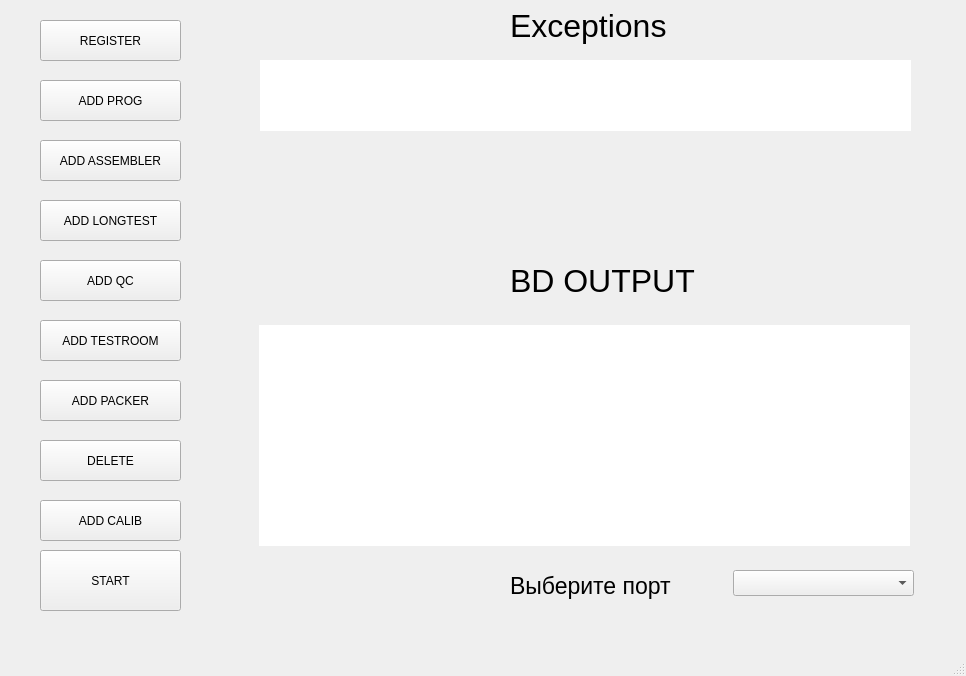
Qt form main_gui.ui (LostYouthgit/DBClient) before a commit.
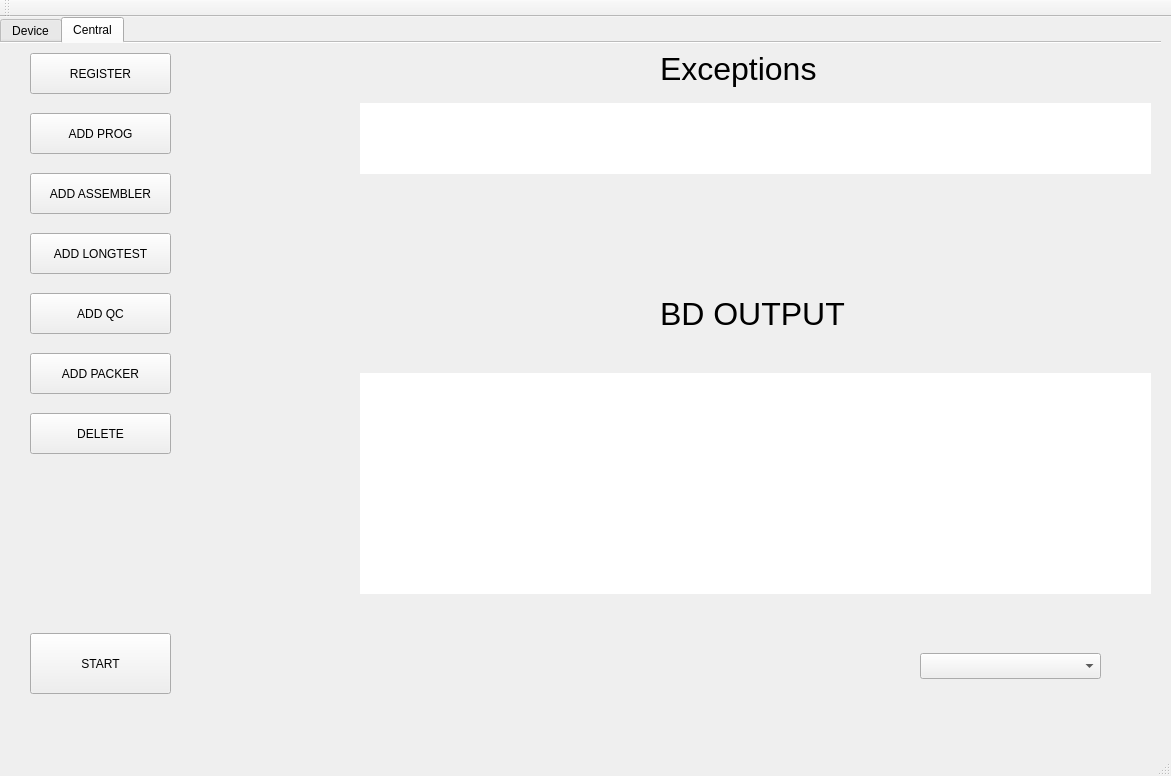
The same form after that commit. The open tabs and pages were chosen to show the change.

Patch:
```diff
--- a/main_gui.ui
+++ b/main_gui.ui
@@ -6,8 +6,8 @@
    <rect>
     <x>0</x>
     <y>0</y>
-    <width>966</width>
-    <height>676</height>
+    <width>1171</width>
+    <height>776</height>
    </rect>
   </property>
   <property name="acceptDrops">
@@ -17,11 +17,48 @@
    <string>DBclient</string>
   </property>
   <widget class="QWidget" name="centralwidget">
+   <widget class="QTabWidget" name="tabWidget">
+    <property name="geometry">
+     <rect>
+      <x>0</x>
+      <y>0</y>
+      <width>1161</width>
+      <height>711</height>
+     </rect>
+    </property>
+    <property name="acceptDrops">
+     <bool>false</bool>
+    </property>
+    <property name="autoFillBackground">
+     <bool>false</bool>
+    </property>
+    <property name="tabShape">
+     <enum>QTabWidget::Rounded</enum>
+    </property>
+    <property name="currentIndex">
+     <number>0</number>
+    </property>
+    <property name="elideMode">
+     <enum>Qt::ElideNone</enum>
+    </property>
+    <property name="usesScrollButtons">
+     <bool>true</bool>
+    </property>
+    <property name="documentMode">
+     <bool>true</bool>
+    </property>
+    <property name="tabsClosable">
+     <bool>false</bool>
+    </property>
+    <widget class="QWidget" name="tab">
+     <attribute name="title">
+      <string>Device</string>
+     </attribute>
    <widget class="QPushButton" name="REGISTER">
     <property name="geometry">
      <rect>
-      <x>40</x>
-      <y>20</y>
+        <x>30</x>
+        <y>10</y>
       <width>141</width>
       <height>41</height>
      </rect>
@@ -36,8 +73,8 @@
    <widget class="QPushButton" name="ADD_PROG">
     <property name="geometry">
      <rect>
-      <x>40</x>
-      <y>80</y>
+        <x>30</x>
+        <y>70</y>
       <width>141</width>
       <height>41</height>
      </rect>
@@ -55,8 +92,8 @@
     </property>
     <property name="geometry">
      <rect>
-      <x>40</x>
-      <y>140</y>
+        <x>30</x>
+        <y>130</y>
       <width>141</width>
       <height>41</height>
      </rect>
@@ -68,58 +105,11 @@
      <bool>true</bool>
     </property>
    </widget>
-   <widget class="QPushButton" name="START">
-    <property name="geometry">
-     <rect>
-      <x>40</x>
-      <y>550</y>
-      <width>141</width>
-      <height>61</height>
-     </rect>
-    </property>
-    <property name="text">
-     <string>START</string>
-    </property>
-   </widget>
-   <widget class="QPushButton" name="DELETE">
-    <property name="geometry">
-     <rect>
-      <x>40</x>
-      <y>440</y>
-      <width>141</width>
-      <height>41</height>
-     </rect>
-    </property>
-    <property name="text">
-     <string>DELETE</string>
-    </property>
-    <property name="checkable">
-     <bool>true</bool>
-    </property>
-   </widget>
-   <widget class="QLabel" name="label_2">
-    <property name="geometry">
-     <rect>
-      <x>510</x>
-      <y>250</y>
-      <width>211</width>
-      <height>61</height>
-     </rect>
-    </property>
-    <property name="font">
-     <font>
-      <pointsize>24</pointsize>
-     </font>
-    </property>
-    <property name="text">
-     <string>BD OUTPUT</string>
-    </property>
-   </widget>
    <widget class="QPushButton" name="ADD_LONGTEST">
     <property name="geometry">
      <rect>
-      <x>40</x>
-      <y>200</y>
+        <x>30</x>
+        <y>190</y>
       <width>141</width>
       <height>41</height>
      </rect>
@@ -134,8 +124,8 @@
    <widget class="QPushButton" name="ADD_QC">
     <property name="geometry">
      <rect>
-      <x>40</x>
-      <y>260</y>
+        <x>30</x>
+        <y>250</y>
       <width>141</width>
       <height>41</height>
      </rect>
@@ -147,27 +137,11 @@
      <bool>true</bool>
     </property>
    </widget>
-   <widget class="QPushButton" name="ADD_PACKER">
-    <property name="geometry">
-     <rect>
-      <x>40</x>
-      <y>380</y>
-      <width>141</width>
-      <height>41</height>
-     </rect>
-    </property>
-    <property name="text">
-     <string>ADD PACKER</string>
-    </property>
-    <property name="checkable">
-     <bool>true</bool>
-    </property>
-   </widget>
    <widget class="QPushButton" name="ADD_TESTROOM">
     <property name="geometry">
      <rect>
-      <x>40</x>
-      <y>320</y>
+        <x>30</x>
+        <y>310</y>
       <width>141</width>
       <height>41</height>
      </rect>
@@ -179,12 +153,91 @@
      <bool>true</bool>
     </property>
    </widget>
+     <widget class="QPushButton" name="ADD_PACKER">
+      <property name="geometry">
+       <rect>
+        <x>30</x>
+        <y>370</y>
+        <width>141</width>
+        <height>41</height>
+       </rect>
+      </property>
+      <property name="text">
+       <string>ADD PACKER</string>
+      </property>
+      <property name="checkable">
+       <bool>true</bool>
+      </property>
+     </widget>
+     <widget class="QPushButton" name="DELETE">
+      <property name="geometry">
+       <rect>
+        <x>30</x>
+        <y>490</y>
+        <width>141</width>
+        <height>41</height>
+       </rect>
+      </property>
+      <property name="text">
+       <string>DELETE</string>
+      </property>
+      <property name="checkable">
+       <bool>true</bool>
+      </property>
+     </widget>
+     <widget class="QPushButton" name="ADD_CALIB">
+      <property name="geometry">
+       <rect>
+        <x>30</x>
+        <y>430</y>
+        <width>141</width>
+        <height>41</height>
+       </rect>
+      </property>
+      <property name="text">
+       <string>ADD CALIB</string>
+      </property>
+      <property name="checkable">
+       <bool>true</bool>
+      </property>
+     </widget>
+     <widget class="QPushButton" name="START">
+      <property name="geometry">
+       <rect>
+        <x>30</x>
+        <y>590</y>
+        <width>141</width>
+        <height>61</height>
+       </rect>
+      </property>
+      <property name="text">
+       <string>START</string>
+      </property>
+     </widget>
+     <widget class="QLabel" name="label">
+      <property name="geometry">
+       <rect>
+        <x>660</x>
+        <y>0</y>
+        <width>171</width>
+        <height>51</height>
+       </rect>
+      </property>
+      <property name="font">
+       <font>
+        <pointsize>24</pointsize>
+       </font>
+      </property>
+      <property name="text">
+       <string>Exceptions</string>
+      </property>
+     </widget>
    <widget class="QLabel" name="exc_label">
     <property name="geometry">
      <rect>
-      <x>260</x>
+        <x>360</x>
       <y>60</y>
-      <width>651</width>
+        <width>791</width>
       <height>71</height>
      </rect>
     </property>
@@ -198,6 +251,24 @@
      <string/>
     </property>
    </widget>
+     <widget class="QLabel" name="label_2">
+      <property name="geometry">
+       <rect>
+        <x>660</x>
+        <y>240</y>
+        <width>211</width>
+        <height>61</height>
+       </rect>
+      </property>
+      <property name="font">
+       <font>
+        <pointsize>24</pointsize>
+       </font>
+      </property>
+      <property name="text">
+       <string>BD OUTPUT</string>
+      </property>
+     </widget>
    <widget class="QLabel" name="output_label">
     <property name="geometry">
      <rect>
@@ -214,29 +285,11 @@
      <string/>
     </property>
    </widget>
-   <widget class="QLabel" name="label">
-    <property name="geometry">
-     <rect>
-      <x>510</x>
-      <y>0</y>
-      <width>171</width>
-      <height>51</height>
-     </rect>
-    </property>
-    <property name="font">
-     <font>
-      <pointsize>24</pointsize>
-     </font>
-    </property>
-    <property name="text">
-     <string>Exceptions</string>
-    </property>
-   </widget>
    <widget class="QComboBox" name="comboBox">
     <property name="geometry">
      <rect>
-      <x>733</x>
-      <y>570</y>
+        <x>920</x>
+        <y>610</y>
       <width>181</width>
       <height>26</height>
      </rect>
@@ -248,39 +301,227 @@
      <bool>false</bool>
     </property>
    </widget>
-   <widget class="QLabel" name="port_choose_label">
+    </widget>
+    <widget class="QWidget" name="tab_2">
+     <attribute name="title">
+      <string>Central</string>
+     </attribute>
+     <widget class="QPushButton" name="REGISTER_HUB">
     <property name="geometry">
      <rect>
-      <x>510</x>
-      <y>560</y>
-      <width>201</width>
+        <x>30</x>
+        <y>10</y>
+        <width>141</width>
+        <height>41</height>
+       </rect>
+      </property>
+      <property name="text">
+       <string>REGISTER</string>
+      </property>
+      <property name="checkable">
+       <bool>true</bool>
+      </property>
+     </widget>
+     <widget class="QPushButton" name="ADD_PROG_HUB">
+      <property name="geometry">
+       <rect>
+        <x>30</x>
+        <y>70</y>
+        <width>141</width>
+        <height>41</height>
+       </rect>
+      </property>
+      <property name="text">
+       <string>ADD PROG</string>
+      </property>
+      <property name="checkable">
+       <bool>true</bool>
+      </property>
+     </widget>
+     <widget class="QPushButton" name="ADD_ASSEMBLER_HUB">
+      <property name="enabled">
+       <bool>true</bool>
+      </property>
+      <property name="geometry">
+       <rect>
+        <x>30</x>
+        <y>130</y>
+        <width>141</width>
+        <height>41</height>
+       </rect>
+      </property>
+      <property name="text">
+       <string>ADD ASSEMBLER</string>
+      </property>
+      <property name="checkable">
+       <bool>true</bool>
+      </property>
+     </widget>
+     <widget class="QPushButton" name="ADD_LONGTEST_HUB">
+      <property name="geometry">
+       <rect>
+        <x>30</x>
+        <y>190</y>
+        <width>141</width>
+        <height>41</height>
+       </rect>
+      </property>
+      <property name="text">
+       <string>ADD LONGTEST</string>
+      </property>
+      <property name="checkable">
+       <bool>true</bool>
+      </property>
+     </widget>
+     <widget class="QPushButton" name="ADD_QC_HUB">
+      <property name="geometry">
+       <rect>
+        <x>30</x>
+        <y>250</y>
+        <width>141</width>
+        <height>41</height>
+       </rect>
+      </property>
+      <property name="text">
+       <string>ADD QC</string>
+      </property>
+      <property name="checkable">
+       <bool>true</bool>
+      </property>
+     </widget>
+     <widget class="QPushButton" name="ADD_PACKER_HUB">
+      <property name="geometry">
+       <rect>
+        <x>30</x>
+        <y>310</y>
+        <width>141</width>
+        <height>41</height>
+       </rect>
+      </property>
+      <property name="text">
+       <string>ADD PACKER</string>
+      </property>
+      <property name="checkable">
+       <bool>true</bool>
+      </property>
+     </widget>
+     <widget class="QLabel" name="label_3">
+      <property name="geometry">
+       <rect>
+        <x>660</x>
+        <y>0</y>
+        <width>171</width>
       <height>51</height>
      </rect>
     </property>
     <property name="font">
      <font>
-      <pointsize>17</pointsize>
+        <pointsize>24</pointsize>
      </font>
     </property>
     <property name="text">
-     <string>Выберите порт</string>
-    </property>
-   </widget>
-   <widget class="QPushButton" name="ADD_CALIB">
+       <string>Exceptions</string>
+      </property>
+     </widget>
+     <widget class="QLabel" name="exc_label_hub">
     <property name="geometry">
      <rect>
-      <x>40</x>
-      <y>500</y>
+        <x>360</x>
+        <y>60</y>
+        <width>791</width>
+        <height>71</height>
+       </rect>
+      </property>
+      <property name="autoFillBackground">
+       <bool>false</bool>
+      </property>
+      <property name="styleSheet">
+       <string notr="true">background-color: rgb(255, 255, 255);</string>
+      </property>
+      <property name="text">
+       <string/>
+      </property>
+     </widget>
+     <widget class="QLabel" name="label_4">
+      <property name="geometry">
+       <rect>
+        <x>660</x>
+        <y>240</y>
+        <width>211</width>
+        <height>61</height>
+       </rect>
+      </property>
+      <property name="font">
+       <font>
+        <pointsize>24</pointsize>
+       </font>
+      </property>
+      <property name="text">
+       <string>BD OUTPUT</string>
+      </property>
+     </widget>
+     <widget class="QLabel" name="output_label_hub">
+      <property name="geometry">
+       <rect>
+        <x>360</x>
+        <y>330</y>
+        <width>791</width>
+        <height>221</height>
+       </rect>
+      </property>
+      <property name="styleSheet">
+       <string notr="true">background-color: rgb(255, 255, 255);</string>
+      </property>
+      <property name="text">
+       <string/>
+      </property>
+     </widget>
+     <widget class="QPushButton" name="DELETE_HUB">
+      <property name="geometry">
+       <rect>
+        <x>30</x>
+        <y>370</y>
       <width>141</width>
       <height>41</height>
      </rect>
     </property>
     <property name="text">
-     <string>ADD CALIB</string>
+       <string>DELETE</string>
     </property>
     <property name="checkable">
      <bool>true</bool>
     </property>
+     </widget>
+     <widget class="QPushButton" name="START_HUB">
+      <property name="geometry">
+       <rect>
+        <x>30</x>
+        <y>590</y>
+        <width>141</width>
+        <height>61</height>
+       </rect>
+      </property>
+      <property name="text">
+       <string>START</string>
+      </property>
+     </widget>
+     <widget class="QComboBox" name="comboBox_hub">
+      <property name="geometry">
+       <rect>
+        <x>920</x>
+        <y>610</y>
+        <width>181</width>
+        <height>26</height>
+       </rect>
+      </property>
+      <property name="mouseTracking">
+       <bool>false</bool>
+      </property>
+      <property name="editable">
+       <bool>false</bool>
+      </property>
+     </widget>
+    </widget>
    </widget>
   </widget>
   <widget class="QMenuBar" name="menubar">
@@ -294,6 +535,23 @@
    </property>
   </widget>
   <widget class="QStatusBar" name="statusbar"/>
+  <widget class="QToolBar" name="toolBar">
+   <property name="enabled">
+    <bool>true</bool>
+   </property>
+   <property name="windowTitle">
+    <string>toolBar</string>
+   </property>
+   <property name="movable">
+    <bool>true</bool>
+   </property>
+   <attribute name="toolBarArea">
+    <enum>TopToolBarArea</enum>
+   </attribute>
+   <attribute name="toolBarBreak">
+    <bool>false</bool>
+   </attribute>
+  </widget>
  </widget>
  <resources/>
  <connections/>
```
Left out of the diff: 15 changed lines with no effect on the pictures. Lines whose indentation alone changed are shown as unchanged.
